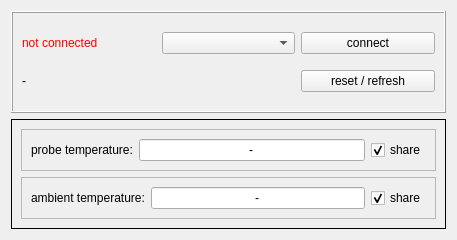
First picture: the form in thermocouplewindow.ui, repository bchjoerni/mlab, before the edit.
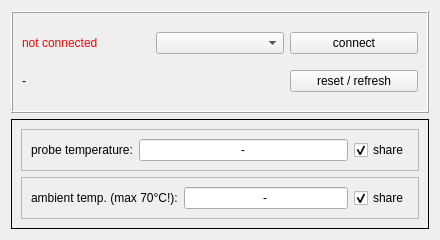
Second picture: the form after the edit.

```diff
--- a/thermocouplewindow.ui
+++ b/thermocouplewindow.ui
@@ -6,7 +6,7 @@
    <rect>
     <x>0</x>
     <y>0</y>
-    <width>457</width>
+    <width>440</width>
     <height>240</height>
    </rect>
   </property>
@@ -123,7 +123,7 @@
          <item row="0" column="0">
           <widget class="QLabel" name="lbl_ambientTemperature_lbl">
            <property name="text">
-            <string>ambient temperature:</string>
+            <string>&lt;html&gt;&lt;head/&gt;&lt;body&gt;&lt;p&gt;ambient temp. (max 70°C!):&lt;/p&gt;&lt;/body&gt;&lt;/html&gt;</string>
            </property>
           </widget>
          </item>
```
Left out of the diff: 2 changed lines with no effect on the pictures.
